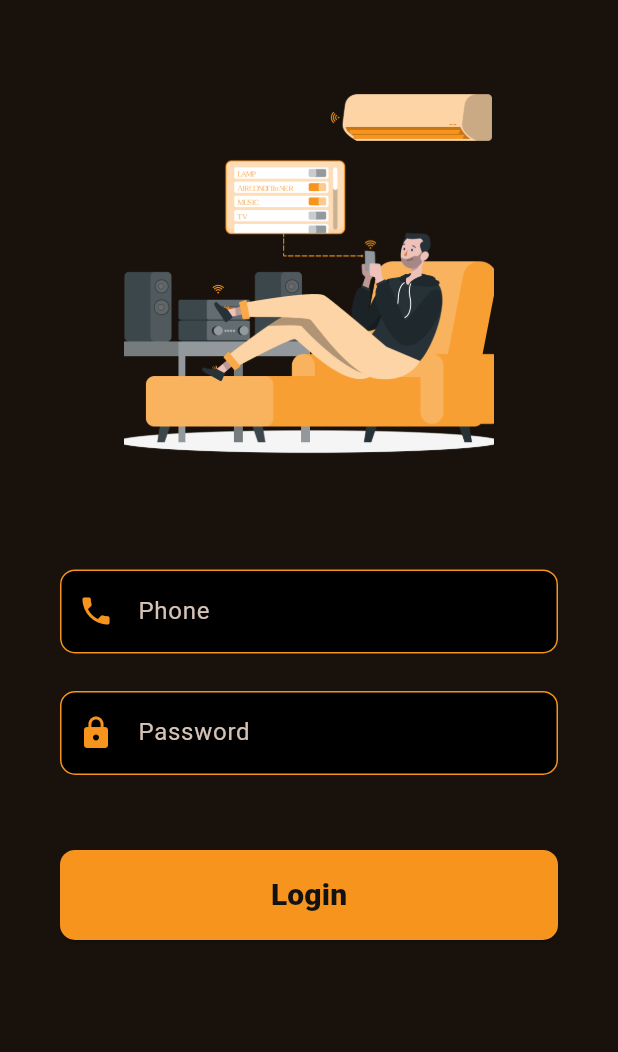
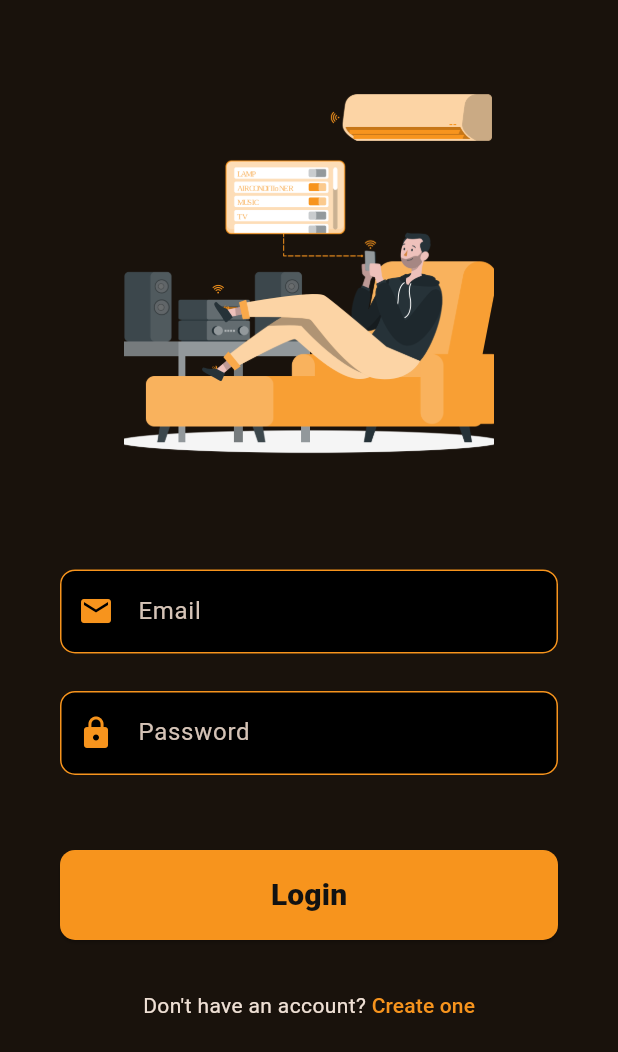
Before and after one commit to ajong-trevor/Smart-Home, a Flutter app: the screen it shows after launch, on a phone screen of 412 x 824 dp. Shown: the top 1052 px of the screen. Run offline on Flutter 3.47's test engine with Material 2 defaults, Android fonts, the light colour scheme and no system bars; our stand-ins replace get.

Commit message:
form validation

```diff
--- a/lib/routes/route.dart
+++ b/lib/routes/route.dart
@@ -3,11 +3,18 @@ import 'package:get/get.dart';
 import '../views/login_view.dart';
 import '../views/home_view.dart';
 import '../views/room_view.dart';
+import '../views/signup_view.dart';
 
 final appRoutes = [
   GetPage(
     name: '/login',
     page: () => const LoginView(),
+  ),
+  GetPage(
+    name: '/signup',
+    page: () => const SignupView(),
+    transition: Transition.rightToLeft,
+    transitionDuration: const Duration(milliseconds: 250),
   ),
   GetPage(
     name: '/home',
--- a/lib/views/login_view.dart
+++ b/lib/views/login_view.dart
@@ -2,6 +2,7 @@ import 'package:flutter/material.dart';
 import 'package:get/get.dart';
 
 import 'widgets/custom_text_form_field.dart';
+import 'widgets/custom_button.dart';
 
 class LoginView extends StatefulWidget {
   const LoginView({super.key});
@@ -11,8 +12,36 @@ class LoginView extends StatefulWidget {
 }
 
 class _LoginViewState extends State<LoginView> {
-  final phoneEditingController = TextEditingController();
+  final emailEditingController = TextEditingController();
   final passwordEditingController = TextEditingController();
+  final _formKey = GlobalKey<FormState>();
+
+  Future<void> onTap() async {
+    if (_formKey.currentState!.validate()) {
+      Get.offNamed('/home');
+    }
+    return;
+  }
+
+  String? emailValidation(String? value) {
+    if (value!.isEmpty) {
+      return 'Email is required';
+    }
+    if (!RegExp(r"^[a-zA-Z0-9.]+@[a-zA-Z0-9]+\.[a-zA-Z]+").hasMatch(value)) {
+      return 'Please enter a valid email address';
+    }
+    return null;
+  }
+
+  String? passwordValidation(String? value) {
+    if (value!.isEmpty) {
+      return 'Password is required';
+    }
+    if (value.length < 6) {
+      return 'Password too short';
+    }
+    return null;
+  }
 
   @override
   Widget build(BuildContext context) {
@@ -39,12 +68,18 @@ class _LoginViewState extends State<LoginView> {
                 padding: const EdgeInsets.symmetric(horizontal: 40.0),
                 child: Column(
                   children: [
+                    Form(
+                      key: _formKey,
+                      child: Column(
+                        children: [
                           CustomTextFormField(
-                    hint: 'Phone',
-                    icon: Icons.phone,
-                    textEditingController: phoneEditingController,
-                    textInputType: TextInputType.phone,
+                            hint: 'Email',
+                            icon: Icons.email,
+                            textEditingController: emailEditingController,
+                            textInputType: TextInputType.emailAddress,
                             isObscured: false,
+                            isValide:
+                                emailValidation(emailEditingController.text),
                           ),
                           const SizedBox(height: 25.0),
                           CustomTextFormField(
@@ -53,41 +88,32 @@ class _LoginViewState extends State<LoginView> {
                             textEditingController: passwordEditingController,
                             textInputType: TextInputType.visiblePassword,
                             isObscured: true,
+                            isValide: passwordValidation(
+                                passwordEditingController.text),
                           ),
                           const SizedBox(height: 50.0),
-                  Padding(
-                    padding: const EdgeInsets.only(bottom: 40.0),
-                    child: ElevatedButton(
-                      style: ElevatedButton.styleFrom(
-                        backgroundColor: Theme.of(context).colorScheme.primary,
-                        fixedSize: Size(
-                          MediaQuery.of(context).size.width * 1,
-                          60.0,
-                        ),
-                        shape: const RoundedRectangleBorder(
-                          borderRadius: BorderRadius.all(
-                            Radius.circular(10.0),
+                          CustomButton(buttonText: 'Login', onTap: onTap),
+                        ],
                       ),
                     ),
+                    Row(
+                      mainAxisAlignment: MainAxisAlignment.center,
+                      children: [
+                        const Text("Don't have an account? "),
+                        TextButton(
+                          style: TextButton.styleFrom(
+                            padding: const EdgeInsets.all(0),
                           ),
                           onPressed: () {
-                        // debugPrint(
-                        //   'Phone: ${phoneEditingController.text}',
-                        // );
-                        // debugPrint(
-                        //   'Password: ${passwordEditingController.text}',
-                        // );
-                        Get.offNamed('/home');
+                            Get.toNamed('/signup');
                           },
                           child: Text(
-                        'Login',
+                            "Create one",
                             style: TextStyle(
-                          color: Theme.of(context).colorScheme.background,
-                          fontWeight: FontWeight.w900,
-                          fontSize: 20.0,
+                                color: Theme.of(context).colorScheme.primary),
                           ),
-                      ),
-                    ),
+                        )
+                      ],
                     ),
                   ],
                 ),
@@ -95,6 +121,7 @@ class _LoginViewState extends State<LoginView> {
             ],
           ),
         ),
-    ));
+      ),
+    );
   }
 }
--- /dev/null
+++ b/lib/views/widgets/custom_button.dart
@@ -0,0 +1,41 @@
+import 'package:flutter/material.dart';
+
+class CustomButton extends StatelessWidget {
+  final String buttonText;
+  final VoidCallback onTap;
+  const CustomButton({
+    required this.buttonText,
+    required this.onTap,
+    super.key,
+  });
+
+  @override
+  Widget build(BuildContext context) {
+    return Padding(
+      padding: const EdgeInsets.only(bottom: 20.0),
+      child: ElevatedButton(
+        style: ElevatedButton.styleFrom(
+          backgroundColor: Theme.of(context).colorScheme.primary,
+          fixedSize: Size(
+            MediaQuery.of(context).size.width * 1,
+            60.0,
+          ),
+          shape: const RoundedRectangleBorder(
+            borderRadius: BorderRadius.all(
+              Radius.circular(10.0),
+            ),
+          ),
+        ),
+        onPressed: onTap,
+        child: Text(
+          buttonText,
+          style: TextStyle(
+            color: Theme.of(context).colorScheme.background,
+            fontWeight: FontWeight.w900,
+            fontSize: 20.0,
+          ),
+        ),
+      ),
+    );
+  }
+}
--- a/lib/views/widgets/custom_text_form_field.dart
+++ b/lib/views/widgets/custom_text_form_field.dart
@@ -6,13 +6,16 @@ class CustomTextFormField extends StatelessWidget {
   final TextEditingController textEditingController;
   final TextInputType textInputType;
   final bool isObscured;
-  const CustomTextFormField(
-      {super.key,
-      required this.hint,
-      required this.icon,
-      required this.textEditingController,
-      required this.textInputType,
-      required this.isObscured});
+  final String? isValide;
+  const CustomTextFormField({
+    super.key,
+    required this.hint,
+    required this.icon,
+    required this.textEditingController,
+    required this.textInputType,
+    required this.isObscured,
+    required this.isValide,
+  });
 
   @override
   Widget build(BuildContext context) {
@@ -20,6 +23,7 @@ class CustomTextFormField extends StatelessWidget {
       controller: textEditingController,
       keyboardType: textInputType,
       obscureText: isObscured,
+      validator: (value) => isValide,
       decoration: InputDecoration(
         enabled: true,
         hintText: hint,
@@ -53,6 +57,23 @@ class CustomTextFormField extends StatelessWidget {
           ),
           borderRadius: BorderRadius.circular(10.0),
         ),
+        errorBorder: OutlineInputBorder(
+          borderSide: const BorderSide(
+            color: Colors.red,
+            style: BorderStyle.solid,
+            width: 1.0,
+          ),
+          borderRadius: BorderRadius.circular(10.0),
+        ),
+        focusedErrorBorder: OutlineInputBorder(
+          borderSide: const BorderSide(
+            color: Colors.red,
+            style: BorderStyle.solid,
+            width: 1.0,
+          ),
+          borderRadius: BorderRadius.circular(10.0),
+        ),
+        errorStyle: const TextStyle(color: Colors.red),
       ),
     );
   }
```
Also changed, not shown: lib/views/signup_view.dart (added, +151 -0 lines), 3 other files. Lines whose indentation alone changed are shown as unchanged.
